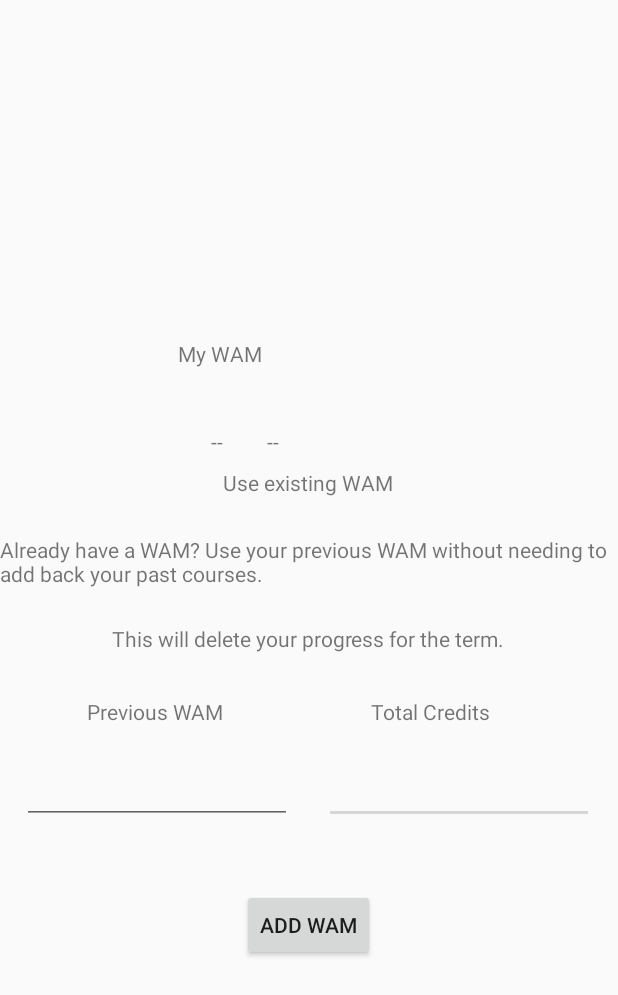
After one commit to cindyhn/UniverCityApp, an Android app: the WamCalculatorActivity screen opened directly, with no data from a screen before it, on a phone screen of 412 x 824 dp. The commit adds this screen. Shown: the top 995 px of the screen. Run offline under Robolectric (Android 15) with nearby library versions, the phone set to English and light mode, and no system bars.

Commit message:
Add WAM complete.

```diff
--- a/app/src/main/AndroidManifest.xml
+++ b/app/src/main/AndroidManifest.xml
@@ -14,7 +14,8 @@
         android:roundIcon="@mipmap/ic_launcher_round"
         android:supportsRtl="true"
         android:theme="@style/AppTheme">
-        <activity android:name=".ExplorationActivity"></activity>
+        <activity android:name=".WamCalculatorActivity"></activity>
+        <activity android:name=".ExplorationActivity" />
         <activity android:name=".MajorMapsActivity" />
         <activity android:name=".WelcomeActivity">
             <intent-filter>
--- a/app/src/main/java/com/example/univercityapp/MainActivity.java
+++ b/app/src/main/java/com/example/univercityapp/MainActivity.java
@@ -143,6 +143,12 @@ public class MainActivity extends AppCompatActivity {
         startActivity(myIntent);
         overridePendingTransition(R.anim.slide_in_right, R.anim.slide_out_left);
     }
+
+    public void launchWamCalculatorScreen(View v) {
+        Intent myIntent = new Intent(getBaseContext(), WamCalculatorActivity.class);
+        startActivity(myIntent);
+        overridePendingTransition(R.anim.slide_in_right, R.anim.slide_out_left);
+    }
 }
 
 /* Title: Facebook Login for Android - Quickstart source code
--- /dev/null
+++ b/app/src/main/java/com/example/univercityapp/WamCalculatorActivity.java
@@ -0,0 +1,59 @@
+package com.example.univercityapp;
+
+import android.support.v7.app.AppCompatActivity;
+import android.os.Bundle;
+import android.view.View;
+import android.widget.Button;
+import android.widget.EditText;
+import android.widget.TextView;
+
+import org.w3c.dom.Text;
+
+public class WamCalculatorActivity extends AppCompatActivity {
+
+    TextView tvWam;
+    TextView tvWamGrade;
+    EditText etPreviousWam;
+
+    @Override
+    protected void onCreate(Bundle savedInstanceState) {
+        super.onCreate(savedInstanceState);
+        setContentView(R.layout.activity_wam_calculator);
+
+        tvWam = findViewById(R.id.tvWam);
+        tvWamGrade = findViewById(R.id.tvWamGrade);
+        etPreviousWam = findViewById(R.id.etPreviousWam);
+
+        Button btAddWam = (Button) findViewById(R.id.btAddWam);
+
+        btAddWam.setOnClickListener(new View.OnClickListener() {
+            @Override
+            public void onClick(View v) {
+
+                String previousWam = etPreviousWam.getText().toString();
+                tvWam.setText(previousWam);
+
+                int wam = Integer.parseInt(previousWam);
+                String grade;
+
+                if (wam >= 85) {
+                    grade = "HD";
+                }
+                else if (wam >= 75) {
+                    grade = "D";
+                }
+                else if (wam >= 65) {
+                    grade = "C";
+                }
+                else {
+                    grade = "P";
+                }
+
+                System.out.println(grade);
+                tvWamGrade.setText(grade);
+            }
+        });
+
+
+    }
+}
--- a/app/src/main/res/layout/activity_main.xml
+++ b/app/src/main/res/layout/activity_main.xml
@@ -121,4 +121,13 @@
         app:layout_constraintTop_toBottomOf="@+id/btGoToMajorMaps"
         app:layout_constraintVertical_bias="0.689" />
 
+    <Button
+        android:id="@+id/btWamCalculator"
+        android:layout_width="wrap_content"
+        android:layout_height="wrap_content"
+        android:onClick="launchWamCalculatorScreen"
+        android:text="Wam Calculator"
+        tools:layout_editor_absoluteX="44dp"
+        tools:layout_editor_absoluteY="94dp" />
+
 </android.support.constraint.ConstraintLayout>
--- /dev/null
+++ b/app/src/main/res/layout/activity_wam_calculator.xml
@@ -0,0 +1,134 @@
+<?xml version="1.0" encoding="utf-8"?>
+<android.support.constraint.ConstraintLayout xmlns:android="http://schemas.android.com/apk/res/android"
+    xmlns:app="http://schemas.android.com/apk/res-auto"
+    xmlns:tools="http://schemas.android.com/tools"
+    android:layout_width="match_parent"
+    android:layout_height="match_parent"
+    tools:context=".WamCalculatorActivity">
+
+    <EditText
+        android:id="@+id/etTotalCredits"
+        android:layout_width="180dp"
+        android:layout_height="wrap_content"
+        android:layout_marginTop="20dp"
+        android:layout_marginEnd="16dp"
+        android:ems="10"
+        app:layout_constraintEnd_toEndOf="parent"
+        app:layout_constraintTop_toBottomOf="@+id/tvTotalCredits" />
+
+    <TextView
+        android:id="@+id/tvMyWam"
+        android:layout_width="wrap_content"
+        android:layout_height="wrap_content"
+        android:layout_marginStart="118dp"
+        android:layout_marginTop="226dp"
+        android:layout_marginEnd="237dp"
+        android:text="My WAM"
+        app:layout_constraintEnd_toEndOf="parent"
+        app:layout_constraintStart_toStartOf="parent"
+        app:layout_constraintTop_toTopOf="parent" />
+
+    <TextView
+        android:id="@+id/tvWam"
+        android:layout_width="wrap_content"
+        android:layout_height="wrap_content"
+        android:layout_marginStart="140dp"
+        android:layout_marginTop="39dp"
+        android:layout_marginEnd="263dp"
+        android:text="--"
+        app:layout_constraintEnd_toEndOf="parent"
+        app:layout_constraintStart_toStartOf="parent"
+        app:layout_constraintTop_toBottomOf="@+id/tvMyWam" />
+
+    <TextView
+        android:id="@+id/tvUseExistingWam"
+        android:layout_width="wrap_content"
+        android:layout_height="wrap_content"
+        android:layout_marginStart="148dp"
+        android:layout_marginTop="8dp"
+        android:layout_marginEnd="149dp"
+        android:text="Use existing WAM"
+        app:layout_constraintEnd_toEndOf="parent"
+        app:layout_constraintStart_toStartOf="parent"
+        app:layout_constraintTop_toBottomOf="@+id/tvWam" />
+
+    <TextView
+        android:id="@+id/tvDescription1"
+        android:layout_width="wrap_content"
+        android:layout_height="wrap_content"
+        android:layout_marginTop="25dp"
+        android:text="Already have a WAM? Use your previous WAM without needing to add back your past courses."
+        app:layout_constraintEnd_toEndOf="parent"
+        app:layout_constraintStart_toStartOf="parent"
+        app:layout_constraintTop_toBottomOf="@+id/tvUseExistingWam" />
+
+    <TextView
+        android:id="@+id/tvDescription2"
+        android:layout_width="wrap_content"
+        android:layout_height="wrap_content"
+        android:layout_marginStart="71dp"
+        android:layout_marginTop="24dp"
+        android:layout_marginEnd="72dp"
+        android:text="This will delete your progress for the term."
+        app:layout_constraintEnd_toEndOf="parent"
+        app:layout_constraintStart_toStartOf="parent"
+        app:layout_constraintTop_toBottomOf="@+id/tvDescription1" />
+
+    <TextView
+        android:id="@+id/tvPreviousWam"
+        android:layout_width="wrap_content"
+        android:layout_height="wrap_content"
+        android:layout_marginStart="56dp"
+        android:layout_marginTop="29dp"
+        android:layout_marginEnd="96dp"
+        android:text="Previous WAM"
+        app:layout_constraintEnd_toStartOf="@+id/tvTotalCredits"
+        app:layout_constraintStart_toStartOf="parent"
+        app:layout_constraintTop_toBottomOf="@+id/tvDescription2" />
+
+    <TextView
+        android:id="@+id/tvTotalCredits"
+        android:layout_width="wrap_content"
+        android:layout_height="wrap_content"
+        android:layout_marginTop="29dp"
+        android:layout_marginEnd="85dp"
+        android:text="Total Credits"
+        app:layout_constraintEnd_toEndOf="parent"
+        app:layout_constraintTop_toBottomOf="@+id/tvDescription2" />
+
+    <EditText
+        android:id="@+id/etPreviousWam"
+        android:layout_width="180dp"
+        android:layout_height="wrap_content"
+        android:layout_marginStart="42dp"
+        android:layout_marginTop="20dp"
+        android:layout_marginEnd="62dp"
+        android:ems="10"
+        app:layout_constraintEnd_toStartOf="@+id/etTotalCredits"
+        app:layout_constraintHorizontal_bias="0.406"
+        app:layout_constraintStart_toStartOf="parent"
+        app:layout_constraintTop_toBottomOf="@+id/tvPreviousWam" />
+
+    <Button
+        android:id="@+id/btAddWam"
+        android:layout_width="wrap_content"
+        android:layout_height="wrap_content"
+        android:layout_marginStart="161dp"
+        android:layout_marginTop="43dp"
+        android:layout_marginEnd="162dp"
+        android:text="Add Wam"
+        app:layout_constraintEnd_toEndOf="parent"
+        app:layout_constraintStart_toStartOf="parent"
+        app:layout_constraintTop_toBottomOf="@+id/etTotalCredits" />
+
+    <TextView
+        android:id="@+id/tvWamGrade"
+        android:layout_width="wrap_content"
+        android:layout_height="wrap_content"
+        android:layout_marginStart="29dp"
+        android:text="--"
+        app:layout_constraintBottom_toBottomOf="@+id/tvWam"
+        app:layout_constraintStart_toEndOf="@+id/tvWam"
+        app:layout_constraintTop_toTopOf="@+id/tvWam" />
+
+</android.support.constraint.ConstraintLayout>
```
